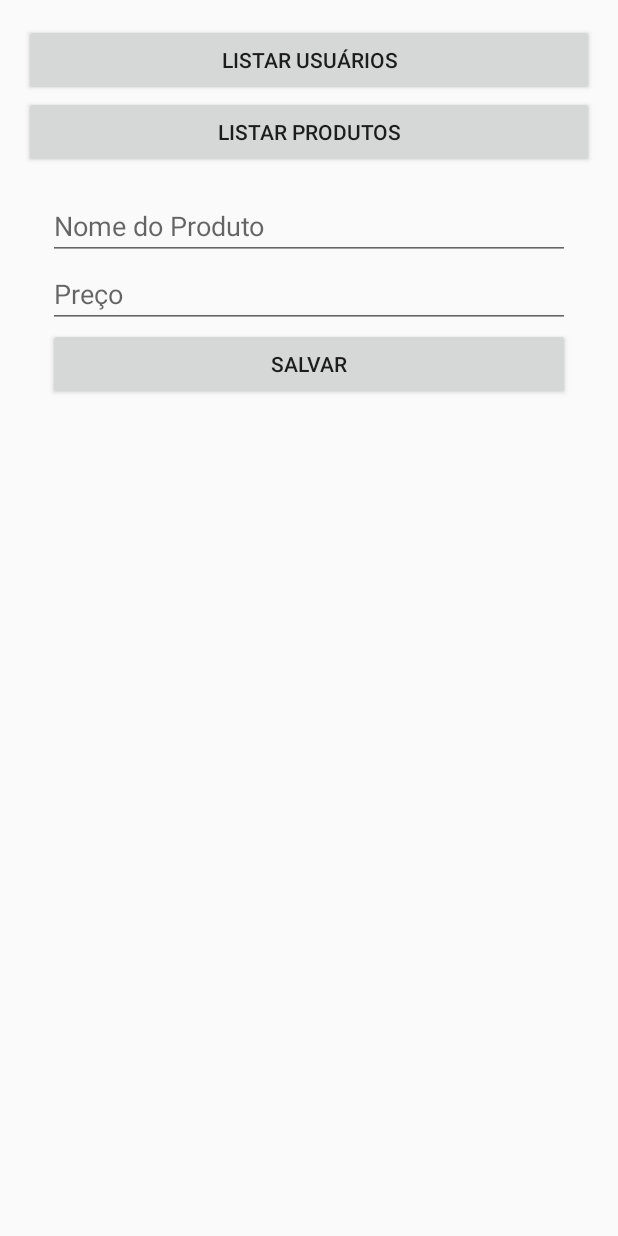
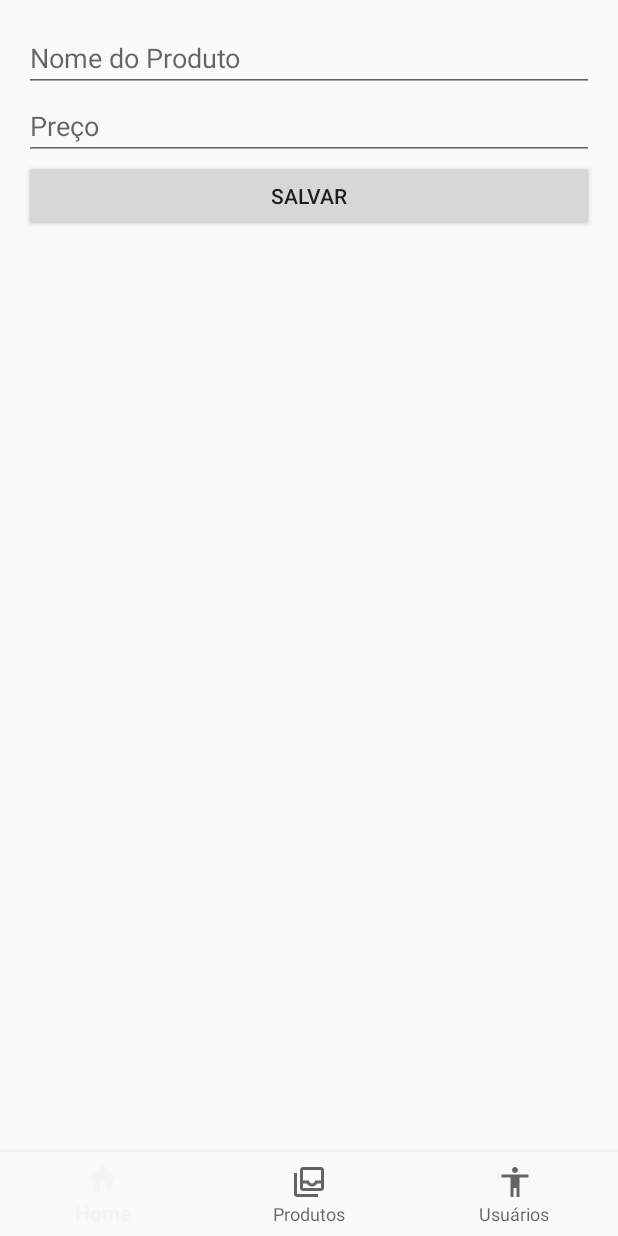
Before and after one commit to laviniafv/atividade6, an Android app built with Jetpack Compose: the fragment ProductFormFragment placed in its activity, on a phone screen of 412 x 824 dp. Run offline under Robolectric (Android 15) with nearby library versions, the phone set to English and light mode, and no system bars; our stand-ins replace Room's generated code.

Commit message:
adicionado o menubottom
as

```diff
--- a/app/src/main/java/com/example/atividadehj/data/AppDatabase.kt
+++ b/app/src/main/java/com/example/atividadehj/data/AppDatabase.kt
@@ -4,6 +4,8 @@ import android.content.Context
 import androidx.room.Database
 import androidx.room.Room
 import androidx.room.RoomDatabase
+import com.example.atividadehj.model.Product
+import com.example.atividadehj.model.User
 
 @Database(entities = [User::class, Product::class], version = 1)
 abstract class AppDatabase : RoomDatabase() {
--- a/app/src/main/java/com/example/atividadehj/data/ProductDao.kt
+++ b/app/src/main/java/com/example/atividadehj/data/ProductDao.kt
@@ -3,6 +3,7 @@ package com.example.atividadehj.data
 import androidx.room.Dao
 import androidx.room.Insert
 import androidx.room.Query
+import com.example.atividadehj.model.Product
 
 @Dao
 interface ProductDao {
--- a/app/src/main/java/com/example/atividadehj/data/UserDao.kt
+++ b/app/src/main/java/com/example/atividadehj/data/UserDao.kt
@@ -3,6 +3,7 @@ package com.example.atividadehj.data
 import androidx.room.Dao
 import androidx.room.Insert
 import androidx.room.Query
+import com.example.atividadehj.model.User
 
 @Dao
 interface UserDao {
--- a/app/src/main/java/com/example/atividadehj/ui/MainActivity.kt
+++ b/app/src/main/java/com/example/atividadehj/ui/MainActivity.kt
@@ -1,30 +1,44 @@
 package com.example.atividadehj.ui
 
 import android.os.Bundle
+import androidx.appcompat.app.AppCompatActivity
+import androidx.fragment.app.Fragment
 import com.example.atividadehj.R
-import androidx.appcompat.app.AppCompatActivity
-import com.example.atividadehj.databinding.ActivityMainBinding
+import com.example.atividadehj.ui.ProductListFragment
+import com.example.atividadehj.ui.UserListFragment
+import com.google.android.material.bottomnavigation.BottomNavigationView
 
 class MainActivity : AppCompatActivity() {
-    private lateinit var binding: ActivityMainBinding
 
     override fun onCreate(savedInstanceState: Bundle?) {
         super.onCreate(savedInstanceState)
-        binding = ActivityMainBinding.inflate(layoutInflater)
-        setContentView(binding.root)
+        setContentView(R.layout.activity_main)
 
-        binding.btnUsers.setOnClickListener {
+        val bottomNav = findViewById<BottomNavigationView>(R.id.bottom_nav)
+
+        // Fragment inicial (Home -> lista de produtos, por exemplo)
+        if (savedInstanceState == null) {
             supportFragmentManager.beginTransaction()
-                .replace(R.id.fragment_container, UserListFragment())
-                .addToBackStack(null)
+                .replace(R.id.fragment_container, ProductListFragment())
                 .commit()
         }
 
-        binding.btnProducts.setOnClickListener {
-            supportFragmentManager.beginTransaction()
-                .replace(R.id.fragment_container, ProductListFragment())
-                .addToBackStack(null)
-                .commit()
+        bottomNav.setOnItemSelectedListener { item ->
+            var selectedFragment: Fragment? = null
+
+            when (item.itemId) {
+                R.id.nav_home -> selectedFragment = ProductListFragment() // ou outro fragment de "home"
+                R.id.nav_products -> selectedFragment = ProductListFragment()
+                R.id.nav_users -> selectedFragment = UserListFragment()
+            }
+
+            selectedFragment?.let {
+                supportFragmentManager.beginTransaction()
+                    .replace(R.id.fragment_container, it)
+                    .commit()
+            }
+
+            true
         }
     }
 }
--- a/app/src/main/java/com/example/atividadehj/ui/ProductFormFragment.kt
+++ b/app/src/main/java/com/example/atividadehj/ui/ProductFormFragment.kt
@@ -7,7 +7,7 @@ import android.view.ViewGroup
 import androidx.fragment.app.Fragment
 import androidx.lifecycle.lifecycleScope
 import com.example.atividadehj.data.AppDatabase
-import com.example.atividadehj.data.Product
+import com.example.atividadehj.model.Product
 import com.example.atividadehj.databinding.FragmentFormProductBinding
 import kotlinx.coroutines.launch
 
--- a/app/src/main/java/com/example/atividadehj/ui/UserFormFragment.kt
+++ b/app/src/main/java/com/example/atividadehj/ui/UserFormFragment.kt
@@ -7,7 +7,7 @@ import android.view.ViewGroup
 import androidx.fragment.app.Fragment
 import androidx.lifecycle.lifecycleScope
 import com.example.atividadehj.data.AppDatabase
-import com.example.atividadehj.data.User
+import com.example.atividadehj.model.User
 import com.example.atividadehj.databinding.FragmentFormUserBinding
 import kotlinx.coroutines.launch
 
--- /dev/null
+++ b/app/src/main/res/drawable/ic_box.xml
@@ -0,0 +1,5 @@
+<vector xmlns:android="http://schemas.android.com/apk/res/android" android:height="24dp" android:tint="#000000" android:viewportHeight="960" android:viewportWidth="960" android:width="24dp">
+
+    <path android:fillColor="@android:color/white" android:pathData="M320,640L800,640Q800,640 800,640Q800,640 800,640L800,520L698,520Q677,557 640,578.5Q603,600 560,600Q518,600 481,578.5Q444,557 422,520L320,520L320,640Q320,640 320,640Q320,640 320,640ZM560,520Q594,520 617,496.5Q640,473 640,440L800,440L800,160Q800,160 800,160Q800,160 800,160L320,160Q320,160 320,160Q320,160 320,160L320,440L480,440Q480,473 503.5,496.5Q527,520 560,520ZM320,720Q287,720 263.5,696.5Q240,673 240,640L240,160Q240,127 263.5,103.5Q287,80 320,80L800,80Q833,80 856.5,103.5Q880,127 880,160L880,640Q880,673 856.5,696.5Q833,720 800,720L320,720ZM160,880Q127,880 103.5,856.5Q80,833 80,800L80,240L160,240L160,800Q160,800 160,800Q160,800 160,800L720,800L720,880L160,880ZM320,640Q320,640 320,640Q320,640 320,640L320,640L422,640Q444,640 481,640Q518,640 560,640Q603,640 640,640Q677,640 698,640L800,640L800,640Q800,640 800,640Q800,640 800,640L320,640Z"/>
+
+</vector>
--- /dev/null
+++ b/app/src/main/res/drawable/ic_home.xml
@@ -0,0 +1,5 @@
+<vector xmlns:android="http://schemas.android.com/apk/res/android" android:height="24dp" android:tint="#000000" android:viewportHeight="24" android:viewportWidth="24" android:width="24dp">
+
+    <path android:fillColor="@android:color/white" android:pathData="M10,20v-6h4v6h5v-8h3L12,3 2,12h3v8z"/>
+
+</vector>
--- /dev/null
+++ b/app/src/main/res/drawable/ic_people.xml
@@ -0,0 +1,5 @@
+<vector xmlns:android="http://schemas.android.com/apk/res/android" android:height="24dp" android:tint="#000000" android:viewportHeight="960" android:viewportWidth="960" android:width="24dp">
+
+    <path android:fillColor="@android:color/white" android:pathData="M480,240Q447,240 423.5,216.5Q400,193 400,160Q400,127 423.5,103.5Q447,80 480,80Q513,80 536.5,103.5Q560,127 560,160Q560,193 536.5,216.5Q513,240 480,240ZM360,880L360,360L120,360L120,280L840,280L840,360L600,360L600,880L520,880L520,640L440,640L440,880L360,880Z"/>
+
+</vector>
--- a/app/src/main/res/layout/activity_main.xml
+++ b/app/src/main/res/layout/activity_main.xml
@@ -1,26 +1,23 @@
 <?xml version="1.0" encoding="utf-8"?>
 <LinearLayout xmlns:android="http://schemas.android.com/apk/res/android"
+    xmlns:app="http://schemas.android.com/apk/res-auto"
+    android:orientation="vertical"
     android:layout_width="match_parent"
-    android:layout_height="match_parent"
-    android:orientation="vertical"
-    android:gravity="center"
-    android:padding="16dp">
+    android:layout_height="match_parent">
 
-    <Button
-        android:id="@+id/btnUsers"
-        android:layout_width="match_parent"
-        android:layout_height="wrap_content"
-        android:text="Listar Usuários" />
-
-    <Button
-        android:id="@+id/btnProducts"
-        android:layout_width="match_parent"
-        android:layout_height="wrap_content"
-        android:text="Listar Produtos" />
-
+    <!-- Container para os fragments -->
     <FrameLayout
         android:id="@+id/fragment_container"
         android:layout_width="match_parent"
         android:layout_height="0dp"
-        android:layout_weight="1"/>
+        android:layout_weight="1" />
+
+    <!-- Bottom Navigation -->
+    <com.google.android.material.bottomnavigation.BottomNavigationView
+        android:id="@+id/bottom_nav"
+        android:layout_width="match_parent"
+        android:layout_height="wrap_content"
+        android:background="?android:attr/windowBackground"
+        app:menu="@menu/bottom_nav_menu" />
+
 </LinearLayout>
--- /dev/null
+++ b/app/src/main/res/menu/bottom_nav_menu.xml
@@ -0,0 +1,19 @@
+<?xml version="1.0" encoding="utf-8"?>
+<menu xmlns:android="http://schemas.android.com/apk/res/android">
+
+    <item
+        android:id="@+id/nav_home"
+        android:icon="@drawable/ic_home"
+        android:title="Home" />
+
+    <item
+        android:id="@+id/nav_products"
+        android:icon="@drawable/ic_box"
+        android:title="Produtos" />
+
+    <item
+        android:id="@+id/nav_users"
+        android:icon="@drawable/ic_people"
+        android:title="Usuários" />
+
+</menu>
--- a/gradle/libs.versions.toml
+++ b/gradle/libs.versions.toml
@@ -24,6 +24,8 @@ androidx-compose-ui-tooling-preview = { group = "androidx.compose.ui", name = "u
 androidx-compose-ui-test-manifest = { group = "androidx.compose.ui", name = "ui-test-manifest" }
 androidx-compose-ui-test-junit4 = { group = "androidx.compose.ui", name = "ui-test-junit4" }
 androidx-compose-material3 = { group = "androidx.compose.material3", name = "material3" }
+androidx-compose-material-icons-core = { group = "androidx.compose.material", name = "material-icons-core" }
+androidx-compose-material-icons-extended = { group = "androidx.compose.material", name = "material-icons-extended" }
 
 [plugins]
 android-application = { id = "com.android.application", version.ref = "agp" }
```
Also changed, not shown: app/src/main/java/com/example/atividadehj/model/Product.kt (added, +11 -0 lines), app/src/main/java/com/example/atividadehj/model/User.kt (added, +11 -0 lines), 1 other file.
